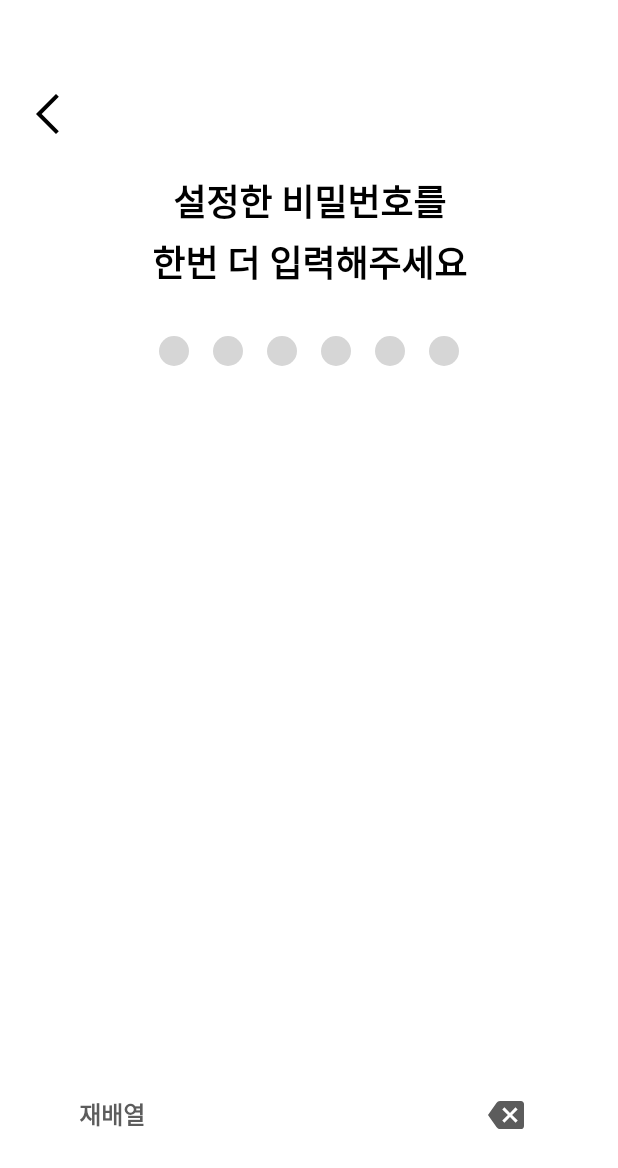
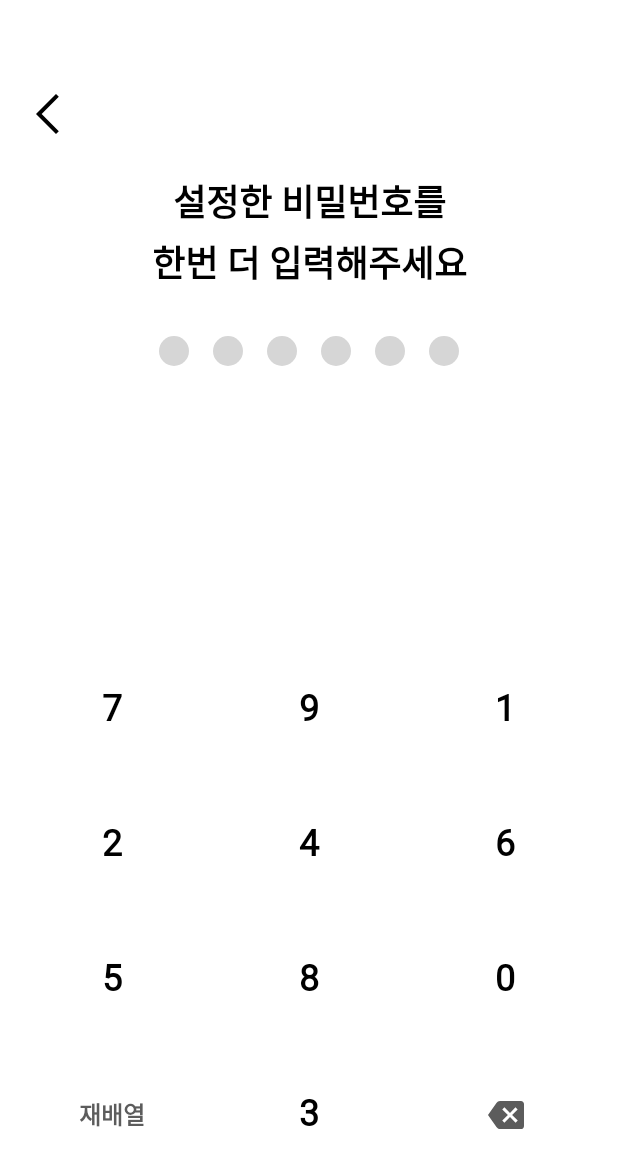
Before and after one commit to Keyneez/Keyneez-AOS, an Android app: the fragment SignupOtpConfirmFragment shown on its own in the app's theme, on a phone screen of 412 x 824 dp. Shown: the top 1168 px of the screen. Run offline under Robolectric (Android 15) with nearby library versions, the light colour scheme and no system bars; our stand-ins replace Dagger/Hilt's generated code, data binding.

Commit message:
[FEAT/#15] signup otp confirm 비밀번호 입력 구현

```diff
--- a/app/src/main/java/com/keyneez/presentation/signup/otp/confirm/SignupOtpConfirmFragment.kt
+++ b/app/src/main/java/com/keyneez/presentation/signup/otp/confirm/SignupOtpConfirmFragment.kt
@@ -1,9 +1,12 @@
 package com.keyneez.presentation.signup.otp.confirm
 
+import android.content.Intent
 import android.os.Bundle
 import android.view.View
 import androidx.fragment.app.viewModels
+import com.keyneez.presentation.main.MainActivity
 import com.keyneez.presentation.signup.SignupActivity
+import com.keyneez.presentation.signup.otp.SignupOtpViewModel
 import com.keyneez.util.binding.BindingFragment
 import com.keyneez.util.extension.setOnSingleClickListener
 import com.lab.keyneez.R
@@ -11,18 +14,32 @@ import com.lab.keyneez.databinding.FragmentSignupOtpConfirmBinding
 
 class SignupOtpConfirmFragment :
     BindingFragment<FragmentSignupOtpConfirmBinding>(R.layout.fragment_signup_otp_confirm) {
-    private val viewModel by viewModels<SignupOtpConfirmViewModel>()
+    private val viewModel by viewModels<SignupOtpViewModel>()
 
     override fun onViewCreated(view: View, savedInstanceState: Bundle?) {
         super.onViewCreated(view, savedInstanceState)
+        binding.vm = viewModel
 
         initBackBtnClickListener()
+        setupPasswordText()
     }
 
     private fun initBackBtnClickListener() {
         binding.btnSignupOtpConfirmBack.setOnSingleClickListener {
-            viewModel.resetPassword()
+            viewModel.initPassword()
             (activity as SignupActivity).intentToPreviousPage()
+        }
+    }
+
+    private fun setupPasswordText() {
+        viewModel.passwordText.observe(viewLifecycleOwner) { pwd ->
+            if (pwd.length == 6) {
+                // 이전 비밀번호와 비교 로직 필요
+                // 서버 통신 - 유저 생성 (비밀번호)
+                val intent = Intent(activity, MainActivity::class.java)
+                startActivity(intent)
+                requireActivity().finish()
+            }
         }
     }
 
--- a/app/src/main/res/layout/fragment_signup_otp_confirm.xml
+++ b/app/src/main/res/layout/fragment_signup_otp_confirm.xml
@@ -5,6 +5,9 @@
 
     <data>
 
+        <variable
+            name="vm"
+            type="com.keyneez.presentation.signup.otp.SignupOtpViewModel" />
     </data>
 
     <androidx.constraintlayout.widget.ConstraintLayout
@@ -40,6 +43,7 @@
 
         <View
             android:id="@+id/view_signup_otp_confirm_pwd0"
+            isSelected="@{vm.passwordText.length() >= 1}"
             android:layout_width="20dp"
             android:layout_height="0dp"
             android:background="@drawable/sel_otp_circle"
@@ -47,6 +51,7 @@
 
         <View
             android:id="@+id/view_signup_otp_confirm_pwd1"
+            isSelected="@{vm.passwordText.length() >= 2}"
             android:layout_width="20dp"
             android:layout_height="0dp"
             android:background="@drawable/sel_otp_circle"
@@ -54,6 +59,7 @@
 
         <View
             android:id="@+id/view_signup_otp_confirm_pwd2"
+            isSelected="@{vm.passwordText.length() >= 3}"
             android:layout_width="20dp"
             android:layout_height="0dp"
             android:background="@drawable/sel_otp_circle"
@@ -61,6 +67,7 @@
 
         <View
             android:id="@+id/view_signup_otp_confirm_pwd3"
+            isSelected="@{vm.passwordText.length() >= 4}"
             android:layout_width="20dp"
             android:layout_height="0dp"
             android:background="@drawable/sel_otp_circle"
@@ -68,6 +75,7 @@
 
         <View
             android:id="@+id/view_signup_otp_confirm_pwd4"
+            isSelected="@{vm.passwordText.length() >= 5}"
             android:layout_width="20dp"
             android:layout_height="0dp"
             android:background="@drawable/sel_otp_circle"
@@ -75,6 +83,7 @@
 
         <View
             android:id="@+id/view_signup_otp_confirm_pwd5"
+            isSelected="@{vm.passwordText.length() >= 6}"
             android:layout_width="20dp"
             android:layout_height="0dp"
             android:background="@drawable/sel_otp_circle"
@@ -99,6 +108,8 @@
             android:layout_height="90dp"
             android:layout_marginStart="9dp"
             android:gravity="center"
+            android:onClick="@{()->vm.editPassword(0)}"
+            android:text="@{vm.keypadList[0].toString()}"
             android:textColor="@color/gray900"
             app:layout_constraintBottom_toTopOf="@id/btn_signup_otp_confirm_keypad3"
             app:layout_constraintEnd_toStartOf="@id/btn_signup_otp_confirm_keypad1"
@@ -111,6 +122,8 @@
             android:layout_width="0dp"
             android:layout_height="90dp"
             android:gravity="center"
+            android:onClick="@{()->vm.editPassword(1)}"
+            android:text="@{vm.keypadList[1].toString()}"
             android:textColor="@color/gray900"
             app:layout_constraintBottom_toTopOf="@id/btn_signup_otp_confirm_keypad4"
             app:layout_constraintEnd_toStartOf="@id/btn_signup_otp_confirm_keypad2"
@@ -124,6 +137,8 @@
             android:layout_height="90dp"
             android:layout_marginEnd="9dp"
             android:gravity="center"
+            android:onClick="@{()->vm.editPassword(2)}"
+            android:text="@{vm.keypadList[2].toString()}"
             android:textColor="@color/gray900"
             app:layout_constraintBottom_toTopOf="@id/btn_signup_otp_confirm_keypad5"
             app:layout_constraintEnd_toEndOf="parent"
@@ -137,6 +152,8 @@
             android:layout_height="90dp"
             android:layout_marginStart="9dp"
             android:gravity="center"
+            android:onClick="@{()->vm.editPassword(3)}"
+            android:text="@{vm.keypadList[3].toString()}"
             android:textColor="@color/gray900"
             app:layout_constraintBottom_toTopOf="@id/btn_signup_otp_confirm_keypad6"
             app:layout_constraintEnd_toStartOf="@id/btn_signup_otp_confirm_keypad4"
@@ -149,6 +166,8 @@
             android:layout_width="0dp"
             android:layout_height="90dp"
             android:gravity="center"
+            android:onClick="@{()->vm.editPassword(4)}"
+            android:text="@{vm.keypadList[4].toString()}"
             android:textColor="@color/gray900"
             app:layout_constraintBottom_toTopOf="@id/btn_signup_otp_confirm_keypad7"
             app:layout_constraintEnd_toStartOf="@id/btn_signup_otp_confirm_keypad5"
@@ -162,6 +181,8 @@
             android:layout_height="90dp"
             android:layout_marginEnd="9dp"
             android:gravity="center"
+            android:onClick="@{()->vm.editPassword(5)}"
+            android:text="@{vm.keypadList[5].toString()}"
             android:textColor="@color/gray900"
             app:layout_constraintBottom_toTopOf="@id/btn_signup_otp_confirm_keypad8"
             app:layout_constraintEnd_toEndOf="parent"
@@ -175,6 +196,8 @@
             android:layout_height="90dp"
             android:layout_marginStart="9dp"
             android:gravity="center"
+            android:onClick="@{()->vm.editPassword(6)}"
+            android:text="@{vm.keypadList[6].toString()}"
             android:textColor="@color/gray900"
             app:layout_constraintBottom_toTopOf="@id/btn_signup_otp_confirm_keypad_rearrange"
             app:layout_constraintEnd_toStartOf="@id/btn_signup_otp_confirm_keypad7"
@@ -187,6 +210,8 @@
             android:layout_width="0dp"
             android:layout_height="90dp"
             android:gravity="center"
+            android:onClick="@{()->vm.editPassword(7)}"
+            android:text="@{vm.keypadList[7].toString()}"
             android:textColor="@color/gray900"
             app:layout_constraintBottom_toTopOf="@id/btn_signup_otp_confirm_keypad9"
             app:layout_constraintEnd_toStartOf="@id/btn_signup_otp_confirm_keypad8"
@@ -200,6 +225,8 @@
             android:layout_height="90dp"
             android:layout_marginEnd="9dp"
             android:gravity="center"
+            android:onClick="@{()->vm.editPassword(8)}"
+            android:text="@{vm.keypadList[8].toString()}"
             android:textColor="@color/gray900"
             app:layout_constraintBottom_toTopOf="@id/btn_signup_otp_confirm_erase"
             app:layout_constraintEnd_toEndOf="parent"
@@ -213,6 +240,7 @@
             android:layout_height="90dp"
             android:layout_marginStart="9dp"
             android:gravity="center"
+            android:onClick="@{()->vm.rearrangeKeypad()}"
             android:text="@string/signup_otp_rearrange"
             android:textColor="@color/gray500"
             app:layout_constraintBottom_toBottomOf="parent"
@@ -225,6 +253,8 @@
             android:layout_width="0dp"
             android:layout_height="90dp"
             android:gravity="center"
+            android:onClick="@{()->vm.editPassword(9)}"
+            android:text="@{vm.keypadList[9].toString()}"
             android:textColor="@color/gray900"
             app:layout_constraintBottom_toBottomOf="parent"
             app:layout_constraintEnd_toStartOf="@id/btn_signup_otp_confirm_erase"
@@ -237,6 +267,7 @@
             android:layout_height="90dp"
             android:layout_marginEnd="9dp"
             android:background="@null"
+            android:onClick="@{()->vm.erasePassword()}"
             android:src="@drawable/ic_signup_otp_erase"
             app:layout_constraintBottom_toBottomOf="parent"
             app:layout_constraintEnd_toEndOf="parent"
```
